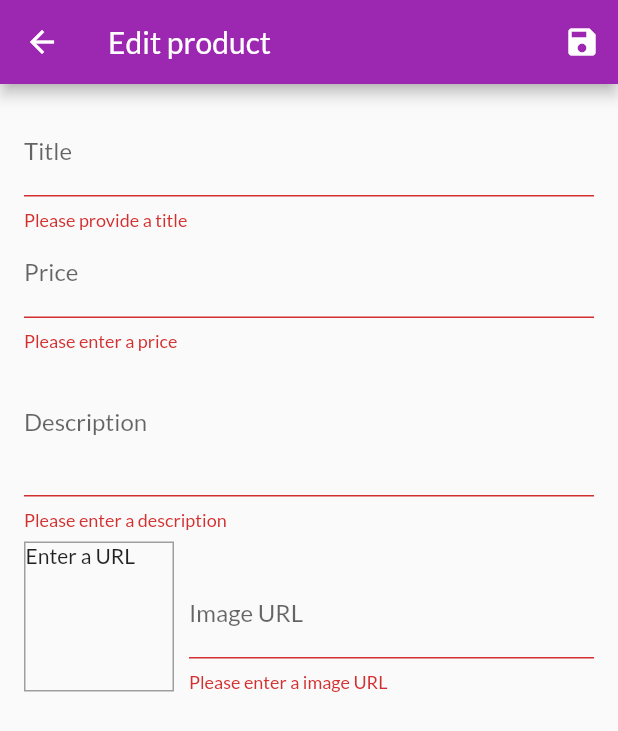
After one commit to KotBarboz/shop_app, a Flutter app: the EditProductScreen screen opened by its route, after a tap on the "save" icon, on a phone screen of 412 x 824 dp. The commit adds this screen. Shown: the top 731 px of the screen. Run offline on Flutter 3.47's test engine with Material 2 defaults, Android fonts, the phone set to English and light mode, and no system bars; network calls fail.

Commit message:
add edit screen and validation

```diff
--- a/lib/main.dart
+++ b/lib/main.dart
@@ -5,6 +5,7 @@ import '../providers/cart.dart';
 import '../providers/orders.dart';
 import '../providers/products.dart';
 import '../screens/cart_screen.dart';
+import '../screens/edit_product_screen.dart';
 import '../screens/orders_screen.dart';
 import '../screens/product_details_screen.dart';
 import '../screens/products_overview_screen.dart';
@@ -40,6 +41,7 @@ class MyApp extends StatelessWidget {
           CartScreen.routeName: (ctx) => CartScreen(),
           OrdersScreen.routeName: (ctx) => OrdersScreen(),
           UserProductsScreen.routeName: (ctx) => UserProductsScreen(),
+          EditProductScreen.routeName: (ctx) => EditProductScreen(),
         },
       ),
     );
--- /dev/null
+++ b/lib/screens/edit_product_screen.dart
@@ -0,0 +1,230 @@
+import 'package:flutter/material.dart';
+import 'package:shop_app/providers/product.dart';
+
+class EditProductScreen extends StatefulWidget {
+  static const routeName = '/edit-product';
+
+  @override
+  State<EditProductScreen> createState() => _EditProductScreenState();
+}
+
+class _EditProductScreenState extends State<EditProductScreen> {
+  final _priceFocusNode = FocusNode();
+  final _descriptionFocusNode = FocusNode();
+  final _imageUrlFocusNode = FocusNode();
+  final _imageUrlController = TextEditingController();
+
+  final _formKey = GlobalKey<FormState>();
+
+  var _editedProduct =
+      Product(id: '', title: '', description: '', price: 0, imageUrl: '');
+
+  @override
+  void initState() {
+    super.initState();
+    _imageUrlFocusNode.addListener(_updateImageUrl);
+  }
+
+  @override
+  void dispose() {
+    _imageUrlFocusNode.removeListener(_updateImageUrl);
+    _priceFocusNode.dispose();
+    _descriptionFocusNode.dispose();
+    _imageUrlController.dispose();
+    _imageUrlFocusNode.dispose();
+    super.dispose();
+  }
+
+  void _updateImageUrl() {
+    if (!_imageUrlFocusNode.hasFocus) {
+      if ((!_imageUrlController.text.startsWith('http') &&
+              !_imageUrlController.text.startsWith('https')) ||
+          (!_imageUrlController.text.endsWith('.png') &&
+              !_imageUrlController.text.endsWith('jpg') &&
+              !_imageUrlController.text.endsWith('jpeg'))) {
+        return;
+      }
+
+      setState(() {});
+    }
+  }
+
+  void _saveForm() {
+    final isValid = _formKey.currentState?.validate();
+    if (isValid != null && isValid) {
+      _formKey.currentState?.save();
+    }
+  }
+
+  @override
+  Widget build(BuildContext context) {
+    return Scaffold(
+        appBar: AppBar(
+          title: const Text('Edit product'),
+          actions: [
+            IconButton(
+              onPressed: _saveForm,
+              icon: const Icon(Icons.save),
+            ),
+          ],
+        ),
+        body: Padding(
+          padding: const EdgeInsets.all(16.0),
+          child: Form(
+            key: _formKey,
+            child: ListView(
+              children: [
+                TextFormField(
+                  decoration: const InputDecoration(labelText: 'Title'),
+                  textInputAction: TextInputAction.next,
+                  onFieldSubmitted: (_) {
+                    FocusScope.of(context).requestFocus(_priceFocusNode);
+                  },
+                  onSaved: (value) {
+                    _editedProduct = Product(
+                        id: _editedProduct.id,
+                        title: value as String,
+                        description: _editedProduct.description,
+                        price: _editedProduct.price,
+                        imageUrl: _editedProduct.imageUrl);
+                  },
+                  validator: (value) {
+                    if (value != null && value.isEmpty) {
+                      return 'Please provide a title';
+                    }
+                    return null;
+                  },
+                ),
+                TextFormField(
+                  decoration: const InputDecoration(labelText: 'Price'),
+                  textInputAction: TextInputAction.next,
+                  keyboardType: TextInputType.number,
+                  focusNode: _priceFocusNode,
+                  onFieldSubmitted: (_) {
+                    FocusScope.of(context).requestFocus(_descriptionFocusNode);
+                  },
+                  onSaved: (value) {
+                    _editedProduct = Product(
+                        id: _editedProduct.id,
+                        title: _editedProduct.title,
+                        description: _editedProduct.description,
+                        price: double.parse(value!),
+                        imageUrl: _editedProduct.imageUrl);
+                  },
+                  validator: (value) {
+                    if (value == null) {
+                      return 'Please provide a value';
+                    }
+                    if (value.isEmpty) {
+                      return 'Please enter a price';
+                    }
+                    if (double.tryParse(value) == null) {
+                      return 'Please enter a valid number';
+                    }
+                    if (double.parse(value) <= 0) {
+                      return 'Please enter a number greater then zro';
+                    }
+                    return null;
+                  },
+                ),
+                TextFormField(
+                  maxLines: 3,
+                  decoration: const InputDecoration(labelText: 'Description'),
+                  textInputAction: TextInputAction.next,
+                  keyboardType: TextInputType.multiline,
+                  focusNode: _descriptionFocusNode,
+                  onSaved: (value) {
+                    _editedProduct = Product(
+                        id: _editedProduct.id,
+                        title: _editedProduct.title,
+                        description: value as String,
+                        price: _editedProduct.price,
+                        imageUrl: _editedProduct.imageUrl);
+                  },
+                  validator: (value) {
+                    if (value == null) {
+                      return 'Please provide a value';
+                    }
+                    if (value.isEmpty) {
+                      return 'Please enter a description';
+                    }
+                    if (value.length < 10) {
+                      return 'Please enter a valid number';
+                    }
+                    if (double.parse(value) <= 0) {
+                      return 'Should be at lest 10 characters long';
+                    }
+                    return null;
+                  },
+                ),
+                Row(
+                  crossAxisAlignment: CrossAxisAlignment.end,
+                  children: [
+                    Container(
+                      width: 100,
+                      height: 100,
+                      margin: const EdgeInsets.only(
+                        top: 8,
+                        right: 10,
+                      ),
+                      decoration: BoxDecoration(
+                        border: Border.all(width: 1, color: Colors.grey),
+                      ),
+                      child: _imageUrlController.text.isEmpty
+                          ? const Text('Enter a URL')
+                          : FittedBox(
+                              fit: BoxFit.cover,
+                              child: Image.network(
+                                _imageUrlController.text,
+                              ),
+                            ),
+                    ),
+                    Expanded(
+                      child: TextFormField(
+                        decoration:
+                            const InputDecoration(labelText: 'Image URL'),
+                        keyboardType: TextInputType.url,
+                        textInputAction: TextInputAction.done,
+                        controller: _imageUrlController,
+                        focusNode: _imageUrlFocusNode,
+                        onEditingComplete: () {
+                          setState(() {});
+                        },
+                        onFieldSubmitted: (_) => _saveForm(),
+                        onSaved: (value) {
+                          _editedProduct = Product(
+                              id: _editedProduct.id,
+                              title: _editedProduct.title,
+                              description: _editedProduct.title,
+                              price: _editedProduct.price,
+                              imageUrl: value as String);
+                        },
+                        validator: (value) {
+                          if (value == null) {
+                            return 'Please provide a value';
+                          }
+                          if (value.isEmpty) {
+                            return 'Please enter a image URL';
+                          }
+                          if (!value.startsWith('http') &&
+                              !value.startsWith('https')) {
+                            return 'Please enter a valid URL';
+                          }
+                          if (!value.endsWith('.png') &&
+                              !value.endsWith('jpg') &&
+                              !value.endsWith('jpeg')) {
+                            return 'Please enter a valid image URL';
+                          }
+
+                          return null;
+                        },
+                      ),
+                    ),
+                  ],
+                ),
+              ],
+            ),
+          ),
+        ));
+  }
+}
--- a/lib/screens/user_products_screen.dart
+++ b/lib/screens/user_products_screen.dart
@@ -1,5 +1,6 @@
 import 'package:flutter/material.dart';
 import 'package:provider/provider.dart';
+import 'package:shop_app/screens/edit_product_screen.dart';
 
 import '../providers/products.dart';
 import '../widgets/app_drawer.dart';
@@ -15,7 +16,11 @@ class UserProductsScreen extends StatelessWidget {
       appBar: AppBar(
         title: const Text('Your products'),
         actions: [
-          IconButton(onPressed: () {}, icon: const Icon(Icons.add)),
+          IconButton(
+              onPressed: () {
+                Navigator.of(context).pushNamed(EditProductScreen.routeName);
+              },
+              icon: const Icon(Icons.add)),
         ],
       ),
       drawer: AppDrawer(),
```
